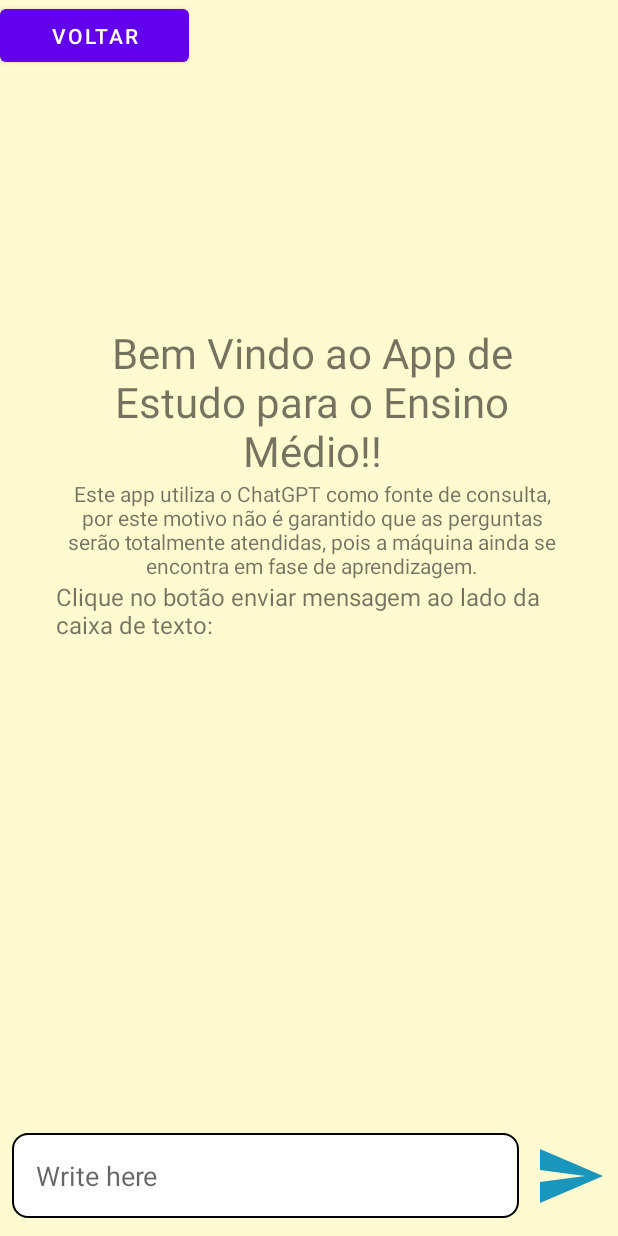
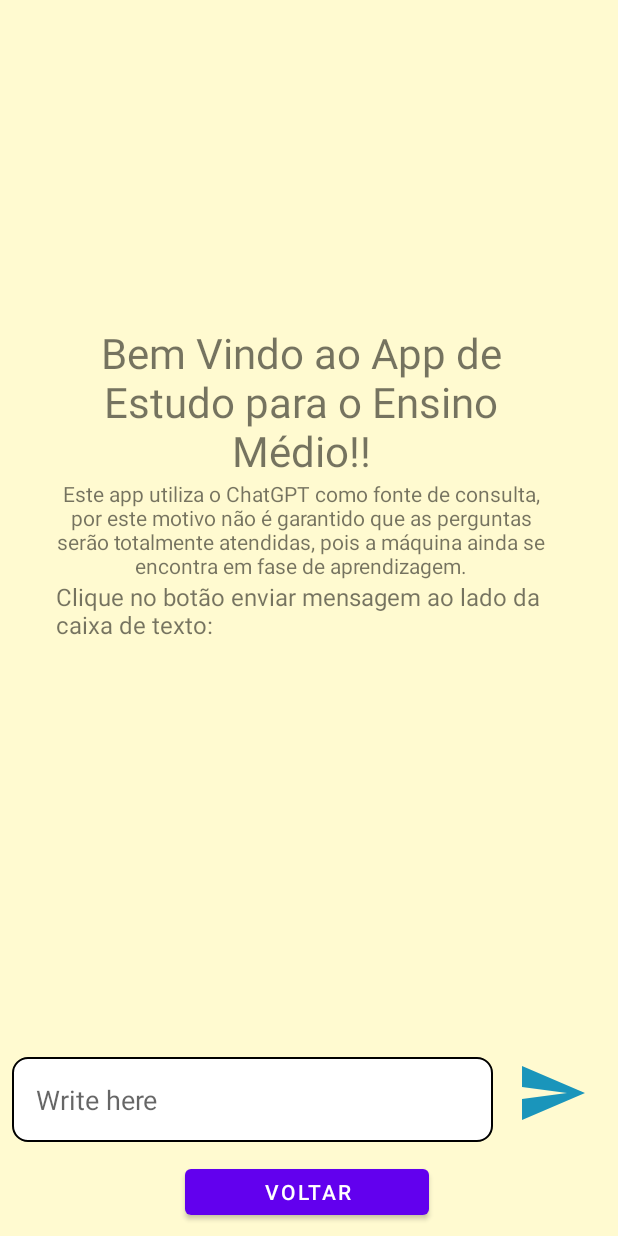
Before and after one commit to paulomnasc/ImportSQLiteFromTxt, an Android app: the MainActivity screen opened directly, with no data from a screen before it, on a phone screen of 412 x 824 dp. Run offline under Robolectric (Android 15) with nearby library versions, the phone set to English and light mode, and no system bars.

Commit message:
Melhorias de interface de usuário, apenas layout

```diff
--- a/app/src/main/res/layout/activity_act_anos.xml
+++ b/app/src/main/res/layout/activity_act_anos.xml
@@ -32,8 +32,8 @@
 
     <Button
         android:id="@+id/btnAvancar"
-        android:layout_width="119dp"
-        android:layout_height="65dp"
+        android:layout_width="288dp"
+        android:layout_height="59dp"
         android:enabled="false"
         android:text="@string/proximo"
         app:layout_constraintBottom_toBottomOf="parent"
--- a/app/src/main/res/layout/activity_main.xml
+++ b/app/src/main/res/layout/activity_main.xml
@@ -9,25 +9,19 @@
 
     <androidx.recyclerview.widget.RecyclerView
         android:id="@+id/recycler_view"
-        android:layout_width="match_parent"
-        android:layout_height="600dp">
+        android:layout_width="407dp"
+        android:layout_height="592dp">
 
     </androidx.recyclerview.widget.RecyclerView>
 
-    <Button
-        android:id="@+id/btnVoltar"
-        android:layout_width="126dp"
-        android:layout_height="47dp"
-        android:text="@string/voltar" />
-
     <androidx.constraintlayout.widget.ConstraintLayout
         android:id="@+id/WelcomeMessage"
-        android:layout_width="340dp"
-        android:layout_height="648dp"
+        android:layout_width="327dp"
+        android:layout_height="589dp"
         android:layout_alignParentStart="true"
         android:layout_alignParentEnd="true"
         android:layout_marginStart="37dp"
-        android:layout_marginEnd="33dp">
+        android:layout_marginEnd="47dp">
 
         <TextView
             android:id="@+id/LastHalf"
@@ -71,15 +65,16 @@
     <RelativeLayout
         android:id="@+id/bottom_layout"
         android:layout_width="match_parent"
-        android:layout_height="80dp"
+        android:layout_height="127dp"
         android:layout_alignParentBottom="true"
         android:padding="8dp">
 
         <EditText
             android:id="@+id/message_edit_text"
-            android:layout_width="346dp"
+            android:layout_width="330dp"
             android:layout_height="wrap_content"
-            android:layout_centerInParent="true"
+            android:layout_centerHorizontal="true"
+            android:layout_marginRight="5dp"
             android:layout_toLeftOf="@id/send_btn"
             android:background="@drawable/rounded_corner"
             android:hint="Write here "
@@ -90,12 +85,27 @@
             android:layout_width="48dp"
             android:layout_height="48dp"
             android:layout_alignParentEnd="true"
-            android:layout_centerInParent="true"
+            android:layout_centerHorizontal="true"
             android:layout_marginStart="10dp"
+            android:layout_marginEnd="12dp"
             android:background="#FFFAD0"
             android:contentDescription="Enter i don´t now"
             android:padding="8dp"
             android:src="@drawable/ic_baseline_send_24" />
+
+        <Button
+            android:id="@+id/btnVoltar"
+            android:layout_width="170dp"
+            android:layout_height="51dp"
+            android:layout_below="@+id/message_edit_text"
+            android:layout_alignParentStart="true"
+            android:layout_alignParentEnd="true"
+            android:layout_alignParentBottom="true"
+            android:layout_marginStart="115dp"
+            android:layout_marginTop="12dp"
+            android:layout_marginEnd="118dp"
+            android:layout_marginBottom="0dp"
+            android:text="@string/voltar" />
 
 
     </RelativeLayout>
```
